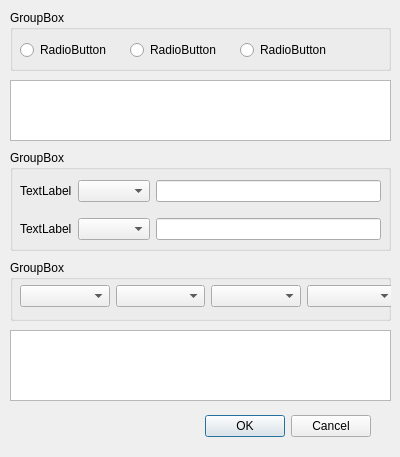
jykim74/BerEditor, file BerViewer/enc_dec_dlg.ui: the form before one commit.
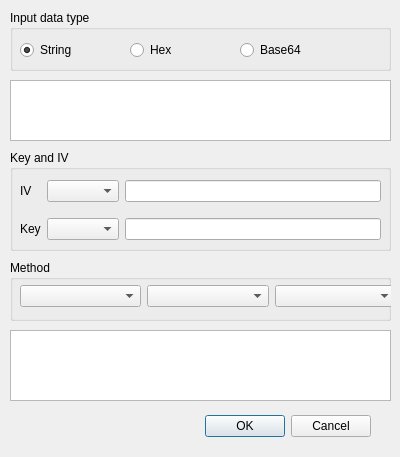
The form after the commit.

```diff
--- a/BerViewer/enc_dec_dlg.ui
+++ b/BerViewer/enc_dec_dlg.ui
@@ -39,7 +39,7 @@
     </rect>
    </property>
    <property name="title">
-    <string>GroupBox</string>
+    <string>Input data type</string>
    </property>
    <widget class="QRadioButton" name="radioButton">
     <property name="geometry">
@@ -51,7 +51,10 @@
      </rect>
     </property>
     <property name="text">
-     <string>RadioButton</string>
+     <string>String</string>
+    </property>
+    <property name="checked">
+     <bool>true</bool>
     </property>
    </widget>
    <widget class="QRadioButton" name="radioButton_2">
@@ -64,7 +67,7 @@
      </rect>
     </property>
     <property name="text">
-     <string>RadioButton</string>
+     <string>Hex</string>
     </property>
    </widget>
    <widget class="QRadioButton" name="radioButton_3">
@@ -77,7 +80,7 @@
      </rect>
     </property>
     <property name="text">
-     <string>RadioButton</string>
+     <string>Base64</string>
     </property>
    </widget>
   </widget>
@@ -101,7 +104,7 @@
     </rect>
    </property>
    <property name="title">
-    <string>GroupBox</string>
+    <string>Key and IV</string>
    </property>
    <widget class="QWidget" name="gridLayoutWidget">
     <property name="geometry">
@@ -116,14 +119,14 @@
      <item row="1" column="0">
       <widget class="QLabel" name="label_2">
        <property name="text">
-        <string>TextLabel</string>
+        <string>Key</string>
        </property>
       </widget>
      </item>
      <item row="0" column="0">
       <widget class="QLabel" name="label">
        <property name="text">
-        <string>TextLabel</string>
+        <string>IV</string>
        </property>
       </widget>
      </item>
@@ -152,7 +155,7 @@
     </rect>
    </property>
    <property name="title">
-    <string>GroupBox</string>
+    <string>Method</string>
    </property>
    <widget class="QWidget" name="gridLayoutWidget_2">
     <property name="geometry">
@@ -164,17 +167,14 @@
      </rect>
     </property>
     <layout class="QGridLayout" name="gridLayout_2">
-     <item row="0" column="1">
-      <widget class="QComboBox" name="comboBox_4"/>
-     </item>
-     <item row="0" column="0">
-      <widget class="QComboBox" name="comboBox_3"/>
-     </item>
      <item row="0" column="2">
       <widget class="QComboBox" name="comboBox_5"/>
      </item>
-     <item row="0" column="3">
-      <widget class="QComboBox" name="comboBox_6"/>
+     <item row="0" column="0">
+      <widget class="QComboBox" name="mAlgCombo"/>
+     </item>
+     <item row="0" column="1">
+      <widget class="QComboBox" name="mOutputTypeCombo"/>
      </item>
     </layout>
    </widget>
```
Left out of the diff: 20 changed lines with no effect on the pictures.
